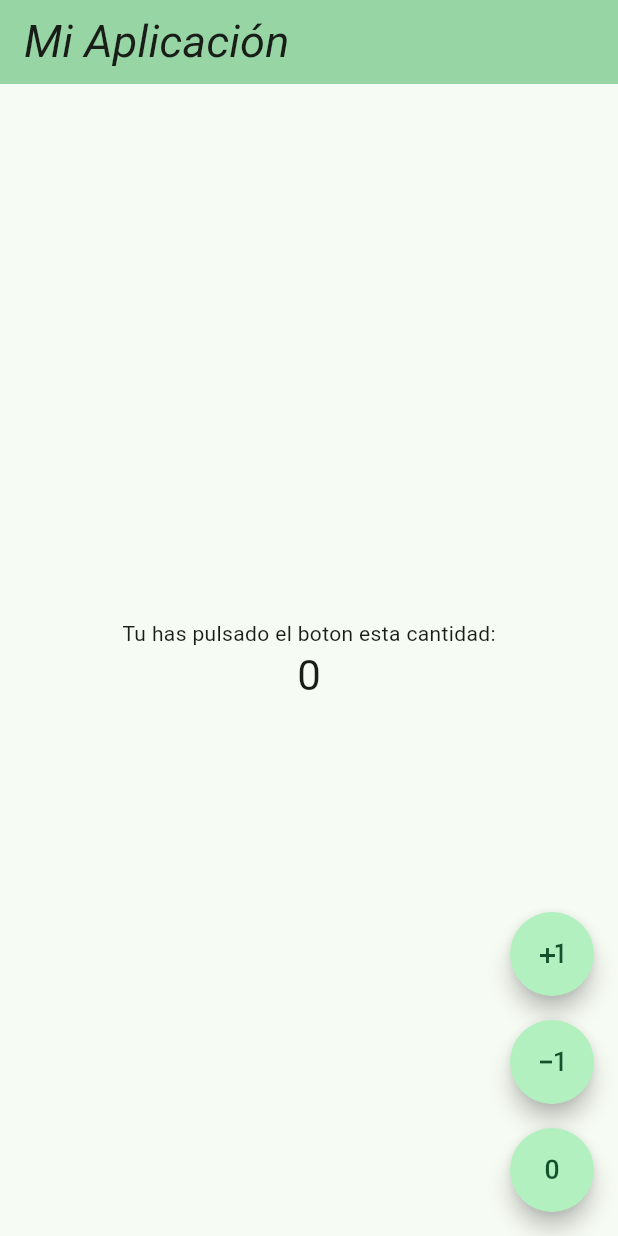
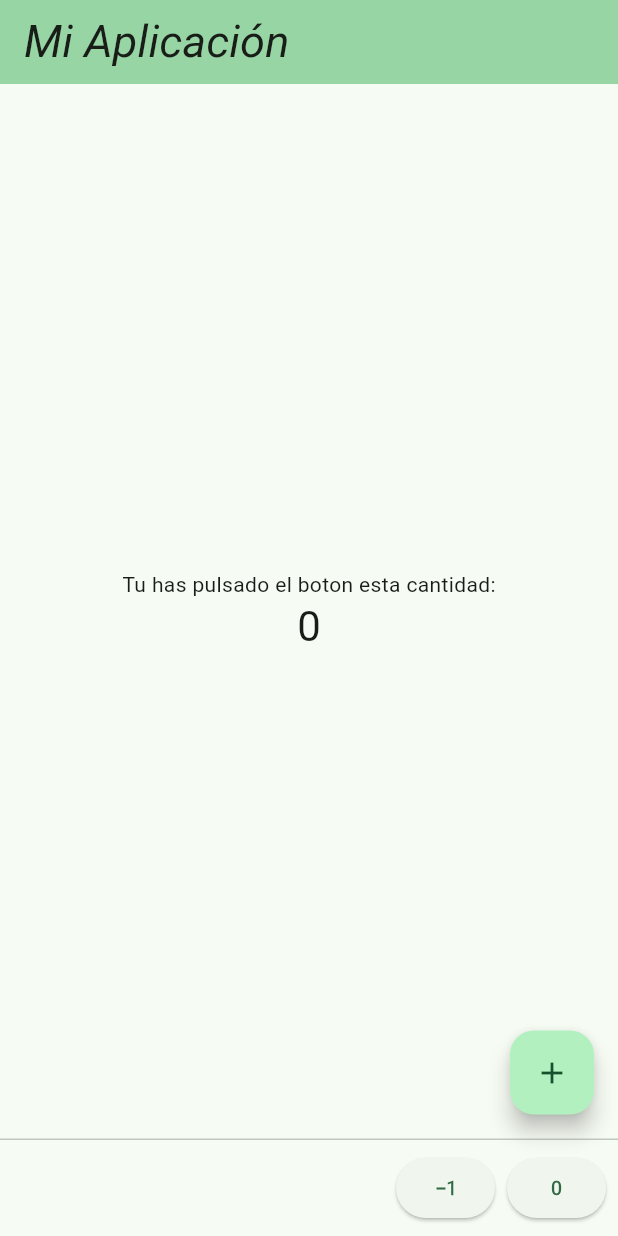
Before and after one commit to Nai144/3479A321_2022479501, a Flutter app: the screen it shows after launch, on a phone screen of 412 x 824 dp. Run offline on Flutter 3.47's test engine with Material 3 defaults, Android fonts, the phone set to English and light mode, and no system bars; our stand-ins replace flutter_svg, logger; Roboto replaces fonts that are missing (Decaydence).

Commit message:
lab_Final

```diff
--- a/lib/main.dart
+++ b/lib/pages/main.dart
@@ -1,6 +1,6 @@
 import 'package:flutter/material.dart';
 import 'package:logger/logger.dart';
-
+import 'package:flutter_svg/flutter_svg.dart';
 
 
 
@@ -35,6 +35,7 @@
         colorScheme: ColorScheme.fromSeed(seedColor: const Color.fromARGB(255, 8, 230, 126)),
         useMaterial3: true,
       ),
+
       home: const MyHomePage(title: 'Mi Aplicación'),
     );
   }
@@ -81,6 +82,7 @@
         backgroundColor: Theme.of(context).colorScheme.inversePrimary,
 
         title: Text(widget.title),
+
       ),
       body: Center(
 
@@ -94,54 +96,46 @@
               '$_counter',
               style: Theme.of(context).textTheme.headlineMedium,
             ),
+            // const SizedBox(height: 20),
+             //SvgPicture.asset(
+              //'assets/icons/icons8-app.svg',
+              //height: 50,
+             // width: 50,
+             //)
           ],
         ),
       ),
-      floatingActionButton: Column(
-        mainAxisAlignment: MainAxisAlignment.end,
-        children: [
-          _buildButtonIncrement(),
-          const SizedBox(height: 16), // Espacio entre los botones
-          _buildButtonDecrement(),
-          const SizedBox(height: 16),
-          _buildButtonReStart()
+
+      floatingActionButton: _buildIncrementButton(),
+      persistentFooterButtons: [
+        _buildDecrementButton(),
+        _buildReStarButton(),
       ],
-      ),
        // This trailing comma makes auto-formatting nicer for build methods.
     );
   }
 
-  FloatingActionButton _buildButtonReStart() {
-    return FloatingActionButton(
+  ElevatedButton _buildReStarButton() {
+    return ElevatedButton(
         onPressed: _reStarCounter,
-          tooltip: 'Restart',
-          shape: RoundedRectangleBorder(
-          borderRadius: BorderRadius.circular(50.0),
-          ),
         child: const Icon(Icons.exposure_zero),
       );
   }
 
-  FloatingActionButton _buildButtonDecrement() {
-    return FloatingActionButton(
+  ElevatedButton _buildDecrementButton() {
+    return ElevatedButton(
         onPressed: _decrementCounter,
-          tooltip: 'Decrement',
-          shape: RoundedRectangleBorder(
-          borderRadius: BorderRadius.circular(50.0),
-          ),
         child: const Icon(Icons.exposure_minus_1),
       );
   }
 
-  FloatingActionButton _buildButtonIncrement() {
+  FloatingActionButton _buildIncrementButton() {
     return FloatingActionButton(
       onPressed: _incrementCounter,
-          tooltip: 'Increment',
-          shape: RoundedRectangleBorder(
-          borderRadius: BorderRadius.circular(50.0),
-          ),
-          child: const Icon(Icons.plus_one),
-
+      tooltip: 'Incrementar',
+      child: const Icon(Icons.add),
     );
   }
+
+
 }
```
Also changed, not shown: pubspec.yaml (+0 -31 lines), 1 other file. Lines whose indentation alone changed are shown as unchanged.
